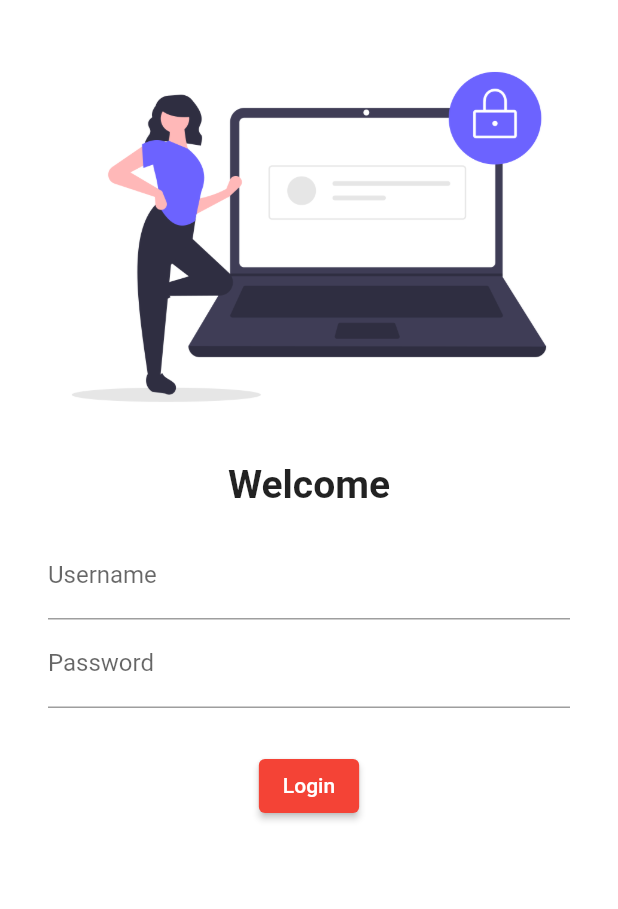
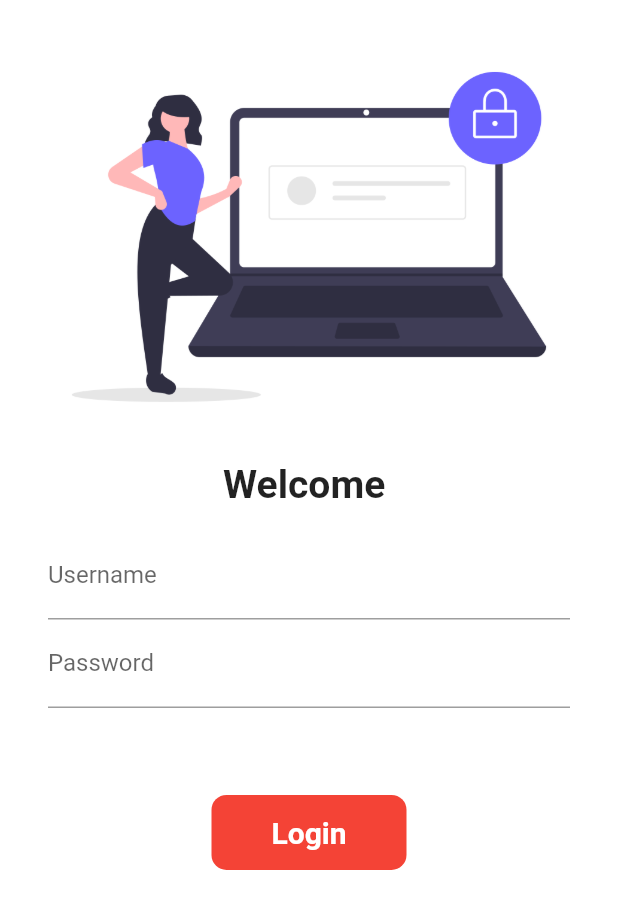
Before and after one commit to AsnanSultan/FlutterLearning, a Flutter app: the screen it shows after launch, on a phone screen of 412 x 824 dp. Shown: the top 909 px of the screen. Run offline on Flutter 3.47's test engine with Material 2 defaults, Android fonts, the phone set to English and light mode, and no system bars.

Commit message:
Day4 completed

```diff
--- a/lib/main.dart
+++ b/lib/main.dart
@@ -1,6 +1,7 @@
 import 'package:flutter/material.dart';
 import 'package:flutter_application_with_git/pages/home_page.dart';
 import 'package:flutter_application_with_git/pages/login_page.dart';
+import 'package:flutter_application_with_git/utils/routes.dart';
 
 void main() {
   runApp(MyApp());
@@ -20,8 +21,8 @@
       ),
       routes: {
         "/": (context) => LoginPage(),
-        "/home": (context) => HomePage(),
-        "/LoginPage": (context) => LoginPage(),
+        MyRoutes.homeRoute: (context) => HomePage(),
+        MyRoutes.loginRoute: (context) => LoginPage(),
       },
     );
   }
--- a/lib/pages/login_page.dart
+++ b/lib/pages/login_page.dart
@@ -1,10 +1,19 @@
 import 'package:flutter/material.dart';
+import 'package:flutter_application_with_git/utils/routes.dart';
 
-class LoginPage extends StatelessWidget {
+class LoginPage extends StatefulWidget {
+  @override
+  _LoginPageState createState() => _LoginPageState();
+}
+
+class _LoginPageState extends State<LoginPage> {
+  String name = "";
+  bool changedButton = false;
   @override
   Widget build(BuildContext context) {
     return Material(
         color: Colors.white,
+        child: SingleChildScrollView(
           child: Column(
             children: [
               SizedBox(
@@ -18,7 +27,7 @@
                 height: 8,
               ),
               Text(
-              "Welcome",
+                "Welcome $name",
                 style: TextStyle(
                   fontSize: 26,
                   fontWeight: FontWeight.bold,
@@ -28,13 +37,18 @@
                 height: 8,
               ),
               Padding(
-              padding: const EdgeInsets.symmetric(vertical: 8, horizontal: 32),
+                padding:
+                    const EdgeInsets.symmetric(vertical: 8, horizontal: 32),
                 child: Column(children: [
                   TextFormField(
                     decoration: InputDecoration(
                       hintText: "Enter username",
                       labelText: "Username",
                     ),
+                    onChanged: (value) {
+                      name = value;
+                      setState(() {});
+                    },
                   ),
                   TextFormField(
                     obscureText: true,
@@ -46,13 +60,50 @@
                 ]),
               ),
               SizedBox(
-              height: 20,
+                height: 50,
               ),
-            ElevatedButton(
-              onPressed: () {},
+              InkWell(
+                onTap: () async {
+                  setState(() {
+                    changedButton = true;
+                  });
+                  await Future.delayed(Duration(seconds: 1));
+                  Navigator.pushNamed(context, MyRoutes.homeRoute);
+                },
+                child: AnimatedContainer(
+                  duration: Duration(seconds: 1),
+                  width: changedButton ? 70 : 130,
+                  height: 50,
+                  alignment: Alignment.center,
+                  child: changedButton
+                      ? Icon(
+                          Icons.done,
+                          color: Colors.white,
+                        )
+                      : Text(
+                          "Login",
+                          style: TextStyle(
+                            color: Colors.white,
+                            fontWeight: FontWeight.bold,
+                            fontSize: 20,
+                          ),
+                        ),
+                  decoration: BoxDecoration(
+                    color: Colors.red,
+                    borderRadius:
+                        BorderRadius.circular(changedButton ? 50 : 10),
+                  ),
+                ),
+              )
+              /* ElevatedButton(
+                onPressed: () {
+                  Navigator.pushNamed(context, MyRoutes.homeRoute);
+                },
+                style: TextButton.styleFrom(minimumSize: Size(120, 30)),
                 child: Text("Login"),
+              ),*/
+            ],
           ),
-          ],
         ));
   }
 }
--- /dev/null
+++ b/lib/utils/routes.dart
@@ -0,0 +1,4 @@
+class MyRoutes {
+  static String homeRoute = "/home";
+  static String loginRoute = "/LoginPage";
+}
```
Lines whose indentation alone changed are shown as unchanged.
